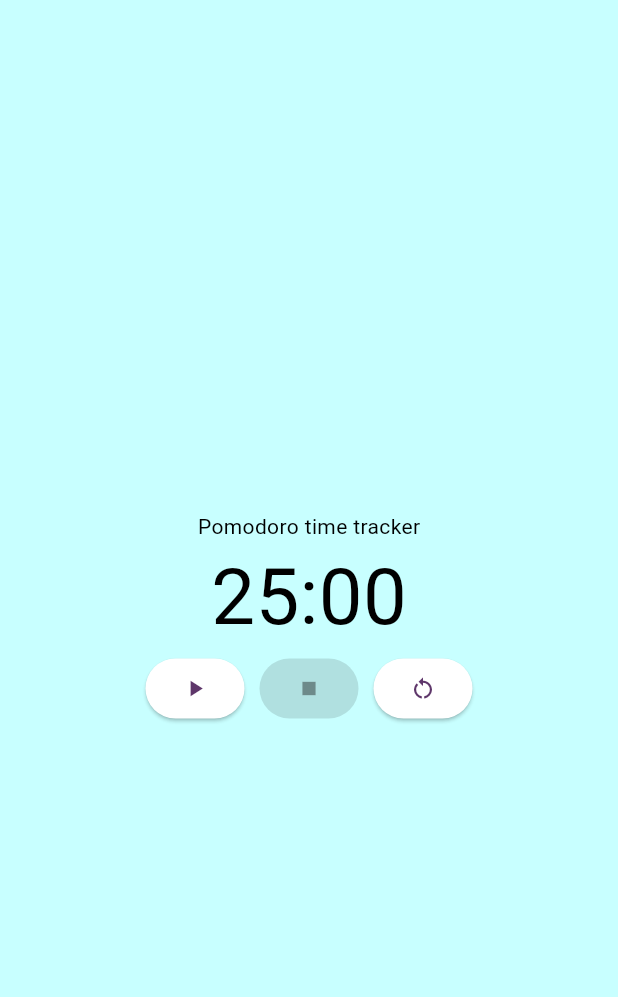
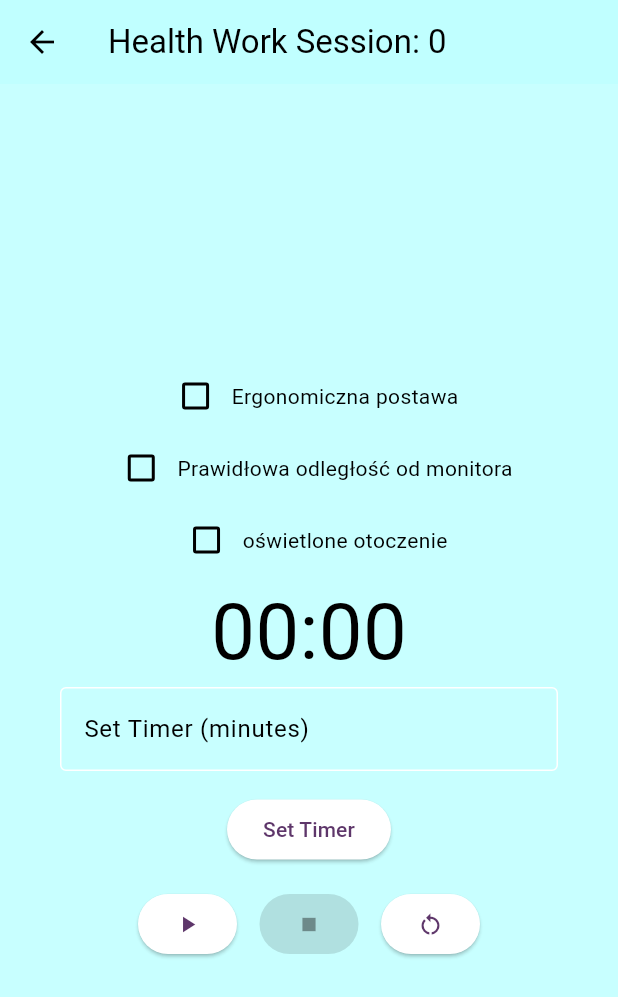
Before and after one commit to Jabrocki/HackYeah, a Flutter app: the WorkPage screen opened directly, on a phone screen of 412 x 824 dp. Shown: the top 997 px of the screen. Run offline on Flutter 3.47's test engine with Material 3 defaults, Android fonts, the phone set to English and light mode, and no system bars.

Commit message:
genral work page update

```diff
--- a/lib/appState/mainAppState.dart
+++ b/lib/appState/mainAppState.dart
@@ -73,11 +73,33 @@ class MainAppState extends ChangeNotifier {
     notifyListeners();
   }
 
+  // Lista ciał checkboxów
+  List checkboxes = [
+    {
+      'index': 0,
+      'state': false,
+      'content': "Ergonomiczna postawa",
+    },
+    {
+      'index': 1,
+      'state': false,
+      'content': "Prawidłowa odległość od monitora",
+    },
+    {
+      'index': 2,
+      'state': false,
+      'content': "oświetlone otoczenie",
+    },
+  ];
 
-  int _remainingTime = 25 * 60; // pełny licznik
+
+  bool everyBoxChecked = false;
+  int settedTime = 0;
+  int _remainingTime = 0; // pełny licznik
   Timer? _timer; // Timer z biblioteki dart:async
   bool _isRunning = false; //sprawdzanie czy timer jest uruchomiony
   int _completedSessions = 0; // licznik sesji pomodoro
+
 
   int get remainingTime => _remainingTime;
   bool get isRunning => _isRunning;
@@ -86,19 +108,66 @@ class MainAppState extends ChangeNotifier {
   int get completedSessions => _completedSessions;
 
 
+  bool isEveryBoxChecked() {
+  return checkboxes.every((element) => element['state'] == true);
+}
+
+
+
+  void setTimer(int seconds) {
+    if (seconds < 0) {
+      throw ArgumentError("Time must be non-negative.");
+    }
+    else if (_isRunning || !isEveryBoxChecked()) {
+      return;
+    }
+    settedTime = seconds*60;
+    _remainingTime = settedTime;
+    notifyListeners();
+  }
+
+
   void startTimer() {
     // Logika odliczania czasu
-    if (_isRunning) return;
+    if (_isRunning || !isEveryBoxChecked()) return;
 
     _isRunning = true;
     _timer = Timer.periodic(const Duration(seconds: 1), (Timer timer) {
       if (_remainingTime > 0) {
         _remainingTime--;
-        notifyListeners(); // powiadomienie o zmianie stanu
+        notifyListeners(); // Notify listeners about the time update
       } else {
-        stopTimer(); // Po zakończeniu odliczania zatrzymuje Timer
+        _completedSessions++;
+        stopTimer(); // Stop timer when countdown is complete
+        // Here you might want to notify listeners about session completion
+        notifyListeners(); // Notify about completed session
       }
     });
+  }
+
+
+  // Zwraca stan checkboxa
+  bool getCheckboxState(int index) {
+    var checkbox = checkboxes.firstWhere((element) => element['index'] == index, orElse: () => null);
+    return checkbox != null ? checkbox['state'] : false;
+  }
+
+
+  String getCheckboxContent(int number) {
+  var checkbox = checkboxes.firstWhere((element) => element['index'] == number, orElse: () => null);
+  if (checkbox != null) {
+    return checkbox['content'];
+  }
+  return '';  // Return a default empty string
+}
+
+  // Zmienia stan checkboxa
+  bool changeCheckboxState(int number) {
+    var checkbox = checkboxes.firstWhere((element) => element['index'] == number, orElse: () => null);
+    if (checkbox != null) {
+      checkbox['state'] = !checkbox['state'];
+    }
+    return checkbox != null ? checkbox['state'] : false;
   }
 
 
@@ -112,7 +181,7 @@ class MainAppState extends ChangeNotifier {
 // zatrzymanie timera i ustawienie defaultowego stanu zegara
   void resetTimer() {
     stopTimer();
-    _remainingTime = 25 * 60;
+    _remainingTime = settedTime;
     notifyListeners();
   }
 
--- a/lib/layouts/workPage.dart
+++ b/lib/layouts/workPage.dart
@@ -5,10 +5,17 @@ import 'package:hackyeah/appState/mainAppState.dart';
 import 'package:provider/provider.dart';
 
 
-class WorkPage extends StatelessWidget {
+class WorkPage extends StatefulWidget {
   const WorkPage({
     super.key,
   });
+
+  @override
+  State<WorkPage> createState() => _WorkPageState();
+}
+
+class _WorkPageState extends State<WorkPage> {
+  final TextEditingController _timeController = TextEditingController();
 
   @override
 Widget build(BuildContext context) {
@@ -22,18 +29,60 @@ Widget build(BuildContext context) {
   }
 
   return Scaffold(
+    appBar: AppBar(
+      title: Text(
+          'Health Work Session: ${appState.completedSessions}',
+          ),
+
+    ),
     body: SafeArea(
       child: Center(
         child: Column(
+
           mainAxisAlignment: MainAxisAlignment.center,
           children: [
-            const Text(
-              'Pomodoro time tracker',
-            ),
+            for (int i = 0; i < appState.checkboxes.length; i++)
+              Row(
+                mainAxisAlignment: MainAxisAlignment.center,
+                children: [
+                  Checkbox(
+                    value: appState.getCheckboxState(i),
+                    onChanged: (bool? newValue) {
+                      appState.changeCheckboxState(i); //zmienia stan checkboxa
+                      setState(() {}); // odświeża UI
+                    }
+                  ),
+                  Text(appState.getCheckboxContent(i)),
+                ],
+              ),
+
             Text(
               formatTime(appState.remainingTime), // Wyświetlanie czasu
-              style: const TextStyle(fontSize: 52),
+              style: const TextStyle(fontSize: 52,),
             ),
+            // Pole do wpisania czasu
+            Padding(
+              padding: const EdgeInsets.symmetric(horizontal: 40),
+              child: TextField(
+                controller: _timeController,
+                keyboardType: TextInputType.number,
+                decoration: const InputDecoration(
+                  labelText: 'Set Timer (minutes)',
+                  border: OutlineInputBorder(),
+                ),
+              ),
+            ),
+            const SizedBox(height: 15),
+            ElevatedButton(
+              onPressed: () {
+                final int? inputTime = int.tryParse(_timeController.text);
+                if (inputTime != null) {
+                  appState.setTimer(inputTime); // Zakładając, że masz taką metodę w MainAppState
+                }
+              },
+              child: const Text("Set Timer"),
+            ),
+            const SizedBox(height: 15),
             Row(
               mainAxisAlignment: MainAxisAlignment.center,
               children: [
@@ -41,12 +90,12 @@ Widget build(BuildContext context) {
                   onPressed: appState.isRunning ? null : () => appState.startTimer(),
                   child: const Icon(Icons.play_arrow),
                 ),
-                const SizedBox(width: 10),
+                const SizedBox(width: 15),
                 ElevatedButton(
                   onPressed: appState.isRunning ? () => appState.stopTimer() : null,
                   child: const Icon(Icons.stop),
                 ),
-                const SizedBox(width: 10),
+                const SizedBox(width: 15),
                 ElevatedButton(
                   onPressed: () => appState.resetTimer(),
                   child: const Icon(Icons.restart_alt),
--- a/lib/main.dart
+++ b/lib/main.dart
@@ -36,7 +36,7 @@ class MyApp extends StatelessWidget {
         ),
 
       ),
-      home: AppPage(),
+      home: const AppPage(),
       ),
     );
   }
@@ -55,7 +55,7 @@ class AppPage extends StatelessWidget {
     var mainAppState = context.watch<MainAppState>();
 
     return mainAppState.logIn
-    ? MainPage()
-    : LogInPage();
+    ? const MainPage()
+    : const LogInPage();
   }
 }
```
